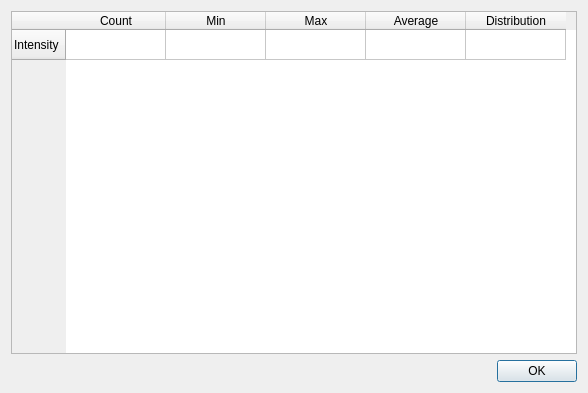
Qt form source/VISUAL/DIALOGS/LayerStatisticsDialog.ui (hroest/flaming-archer) before a commit.
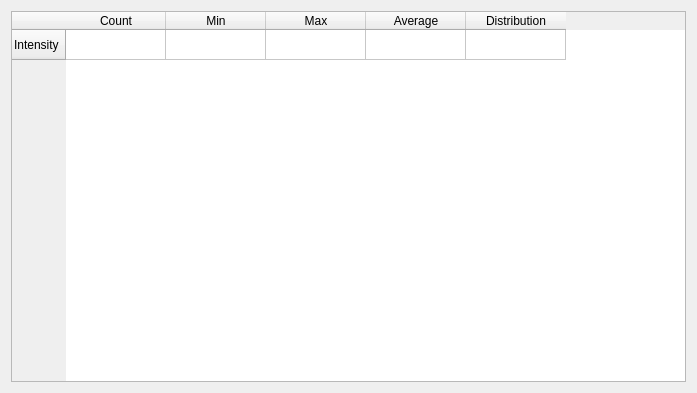
The same form after that commit.

Diff of the .ui file:
```diff
--- a/source/VISUAL/DIALOGS/LayerStatisticsDialog.ui
+++ b/source/VISUAL/DIALOGS/LayerStatisticsDialog.ui
@@ -5,16 +5,16 @@
    <rect>
     <x>0</x>
     <y>0</y>
-    <width>588</width>
+    <width>697</width>
     <height>393</height>
    </rect>
   </property>
   <property name="windowTitle" >
    <string>Layer statistics</string>
   </property>
-  <layout class="QGridLayout" >
-   <item row="0" column="0" >
-    <widget class="QTableWidget" name="tableWidget" >
+  <layout class="QVBoxLayout" >
+   <item>
+    <widget class="QTableWidget" name="table_" >
      <property name="enabled" >
       <bool>true</bool>
      </property>
@@ -74,30 +74,6 @@
      </column>
     </widget>
    </item>
-   <item row="1" column="0" >
-    <layout class="QHBoxLayout" >
-     <item>
-      <spacer>
-       <property name="orientation" >
-        <enum>Qt::Horizontal</enum>
-       </property>
-       <property name="sizeHint" >
-        <size>
-         <width>40</width>
-         <height>20</height>
-        </size>
-       </property>
-      </spacer>
-     </item>
-     <item>
-      <widget class="QPushButton" name="okButton" >
-       <property name="text" >
-        <string>OK</string>
-       </property>
-      </widget>
-     </item>
-    </layout>
-   </item>
   </layout>
  </widget>
  <resources/>
```
Left out of the diff: 19 changed lines with no effect on the pictures.
